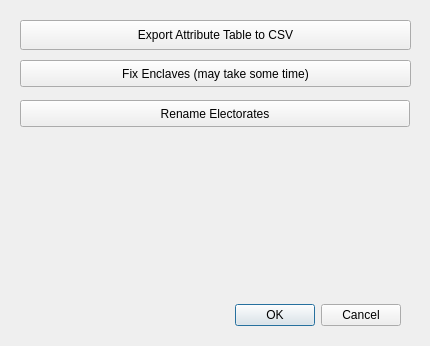
the-red-fox-group/qgisv3redistricter, file CandRRedistrict_dlgtoolbox.ui: the form before one commit.
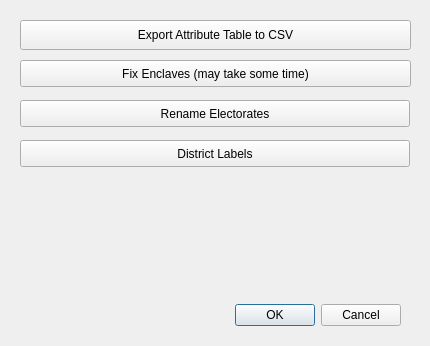
The form after the commit.

Commit message: Added a district button to toolbox which will scan active table and dump id | label pair to console

```diff
--- a/CandRRedistrict_dlgtoolbox.ui
+++ b/CandRRedistrict_dlgtoolbox.ui
@@ -68,6 +68,19 @@
     <string>Rename Electorates</string>
    </property>
   </widget>
+  <widget class="QPushButton" name="btnDistrictLabels">
+   <property name="geometry">
+    <rect>
+     <x>20</x>
+     <y>140</y>
+     <width>390</width>
+     <height>27</height>
+    </rect>
+   </property>
+   <property name="text">
+    <string>District Labels</string>
+   </property>
+  </widget>
  </widget>
  <resources/>
  <connections>
```
The commit also changes 4 other files.
